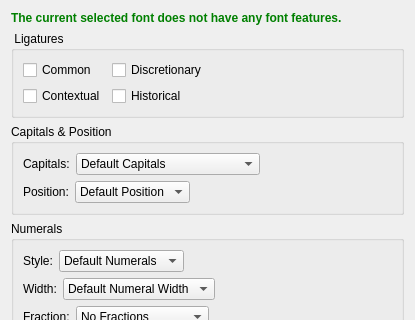
Above: scribus/ui/smfontfeaturesbase.ui from scribusproject/scribus before the change; both pictures show x 0 to 415 and y 0 to 320 of the 415 by 488 pixel window. Below: the same form after it.
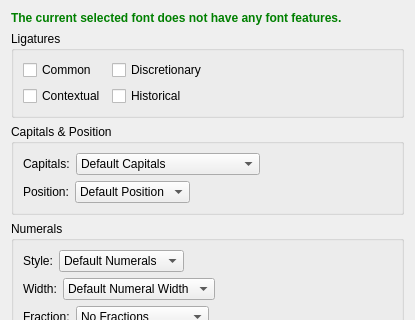
That is the form after the change.

Commit message: #14875: Unnecessary whitespace in ligaturesGroupBox title <FirasH>

Diff of the .ui file:
```diff
--- a/scribus/ui/smfontfeaturesbase.ui
+++ b/scribus/ui/smfontfeaturesbase.ui
@@ -33,7 +33,7 @@
    <item>
     <widget class="QGroupBox" name="ligaturesGroupBox">
      <property name="title">
-      <string> Ligatures</string>
+      <string>Ligatures</string>
      </property>
      <layout class="QFormLayout" name="formLayout">
       <item row="0" column="0">
```
